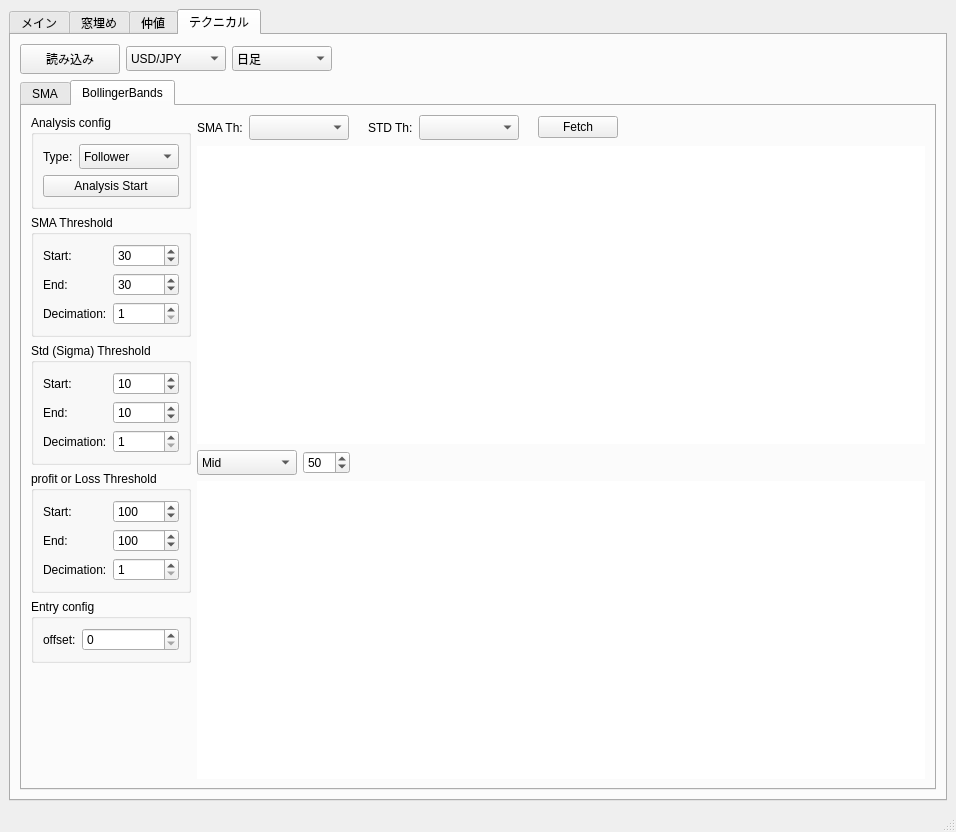
Old version of the form trade_monitor/trade_monitor/gui_monitor.ui in the repository takkin-takilog/namake-trader.
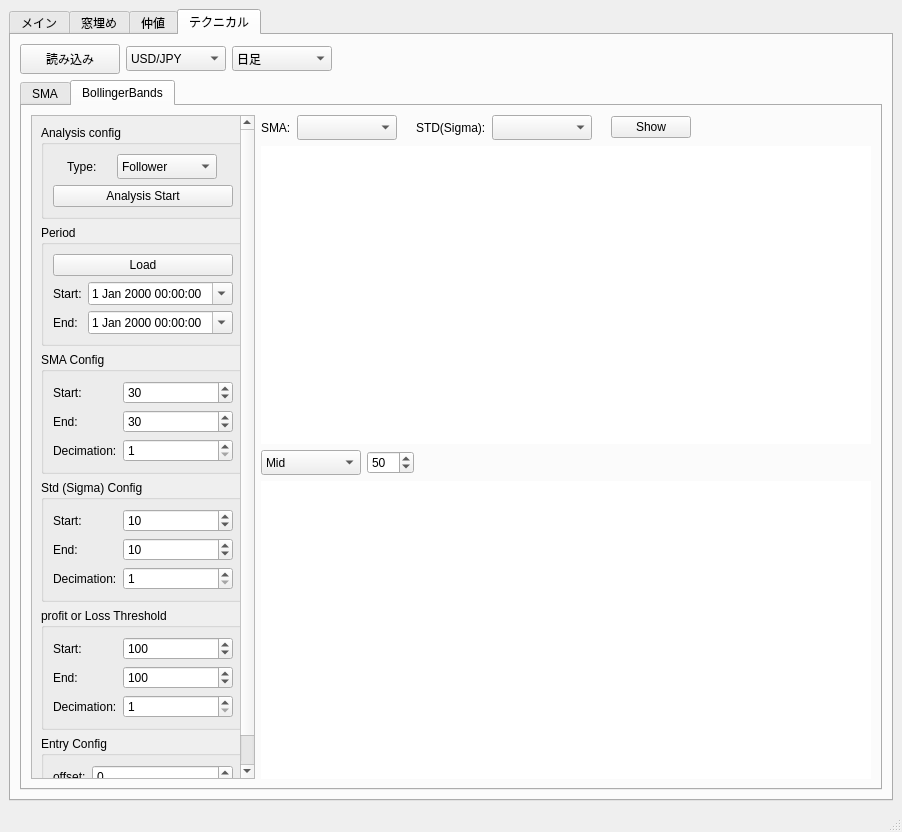
New version of the form.

What changed in the file:
```diff
--- a/trade_monitor/trade_monitor/gui_monitor.ui
+++ b/trade_monitor/trade_monitor/gui_monitor.ui
@@ -6,7 +6,7 @@
    <rect>
     <x>0</x>
     <y>0</y>
-    <width>956</width>
+    <width>902</width>
     <height>832</height>
    </rect>
   </property>
@@ -630,6 +630,28 @@
              </attribute>
              <layout class="QHBoxLayout" name="horizontalLayout_12">
               <item>
+               <widget class="QScrollArea" name="scrollArea">
+                <property name="sizePolicy">
+                 <sizepolicy hsizetype="Minimum" vsizetype="Expanding">
+                  <horstretch>0</horstretch>
+                  <verstretch>0</verstretch>
+                 </sizepolicy>
+                </property>
+                <property name="horizontalScrollBarPolicy">
+                 <enum>Qt::ScrollBarAlwaysOff</enum>
+                </property>
+                <property name="widgetResizable">
+                 <bool>true</bool>
+                </property>
+                <widget class="QWidget" name="scrollAreaWidgetContents">
+                 <property name="geometry">
+                  <rect>
+                   <x>0</x>
+                   <y>0</y>
+                   <width>238</width>
+                   <height>761</height>
+                  </rect>
+                 </property>
                <layout class="QVBoxLayout" name="verticalLayout_5">
                 <item>
                  <widget class="QGroupBox" name="groupBox_9">
@@ -697,6 +719,50 @@
                   </layout>
                  </widget>
                 </item>
+                  <item>
+                   <widget class="QGroupBox" name="groupBox_2">
+                    <property name="title">
+                     <string>Period</string>
+                    </property>
+                    <layout class="QGridLayout" name="gridLayout_9">
+                     <item row="1" column="0">
+                      <widget class="QLabel" name="label_3">
+                       <property name="text">
+                        <string>Start:</string>
+                       </property>
+                      </widget>
+                     </item>
+                     <item row="2" column="0">
+                      <widget class="QLabel" name="label_4">
+                       <property name="text">
+                        <string>End:</string>
+                       </property>
+                      </widget>
+                     </item>
+                     <item row="0" column="0" colspan="2">
+                      <widget class="QPushButton" name="pushButton_TechBb_PeriodLoad">
+                       <property name="text">
+                        <string>Load</string>
+                       </property>
+                      </widget>
+                     </item>
+                     <item row="1" column="1">
+                      <widget class="QDateTimeEdit" name="dateTimeEdit_TechBb_PeriodStr">
+                       <property name="calendarPopup">
+                        <bool>true</bool>
+                       </property>
+                      </widget>
+                     </item>
+                     <item row="2" column="1">
+                      <widget class="QDateTimeEdit" name="dateTimeEdit_TechBb_PeriodEnd">
+                       <property name="calendarPopup">
+                        <bool>true</bool>
+                       </property>
+                      </widget>
+                     </item>
+                    </layout>
+                   </widget>
+                  </item>
                 <item>
                  <widget class="QGroupBox" name="groupBox_6">
                   <property name="sizePolicy">
@@ -706,7 +772,7 @@
                    </sizepolicy>
                   </property>
                   <property name="title">
-                   <string>SMA Threshold</string>
+                     <string>SMA Config</string>
                   </property>
                   <layout class="QGridLayout" name="gridLayout_3">
                    <item row="0" column="0">
@@ -814,7 +880,7 @@
                    </sizepolicy>
                   </property>
                   <property name="title">
-                   <string>Std (Sigma) Threshold</string>
+                     <string>Std (Sigma) Config</string>
                   </property>
                   <layout class="QGridLayout" name="gridLayout_4">
                    <item row="1" column="0">
@@ -1030,7 +1096,7 @@
                    </sizepolicy>
                   </property>
                   <property name="title">
-                   <string>Entry config</string>
+                     <string>Entry Config</string>
                   </property>
                   <layout class="QGridLayout" name="gridLayout_8">
                    <item row="0" column="1">
@@ -1073,9 +1139,6 @@
                   <property name="orientation">
                    <enum>Qt::Vertical</enum>
                   </property>
-                  <property name="sizeType">
-                   <enum>QSizePolicy::Expanding</enum>
-                  </property>
                   <property name="sizeHint" stdset="0">
                    <size>
                     <width>20</width>
@@ -1085,6 +1148,8 @@
                  </spacer>
                 </item>
                </layout>
+                </widget>
+               </widget>
               </item>
               <item>
                <layout class="QVBoxLayout" name="verticalLayout_6">
@@ -1103,7 +1168,7 @@
                          </sizepolicy>
                         </property>
                         <property name="text">
-                         <string>SMA Th:</string>
+                         <string>SMA:</string>
                         </property>
                        </widget>
                       </item>
@@ -1155,7 +1220,7 @@
                          </sizepolicy>
                         </property>
                         <property name="text">
-                         <string>STD Th:</string>
+                         <string>STD(Sigma):</string>
                         </property>
                        </widget>
                       </item>
@@ -1199,7 +1264,7 @@
                     <item>
                      <widget class="QPushButton" name="pushButton_TechBb_fetch_treeView">
                       <property name="text">
-                       <string>Fetch</string>
+                       <string>Show</string>
                       </property>
                      </widget>
                     </item>
```
Left out of the diff: 2 changed lines with no effect on the pictures. Lines whose indentation alone changed are shown as unchanged.
